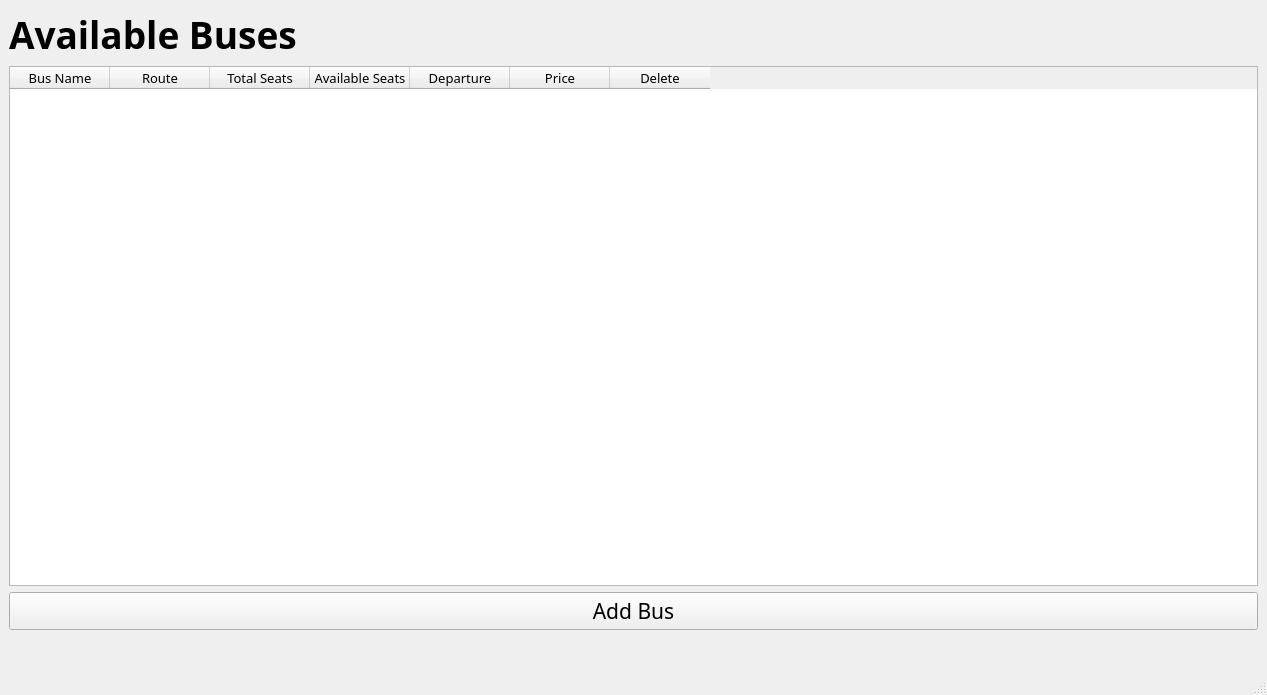
Old version of the form adminmainwindow.ui in the repository anshu-ho-la/buspass.
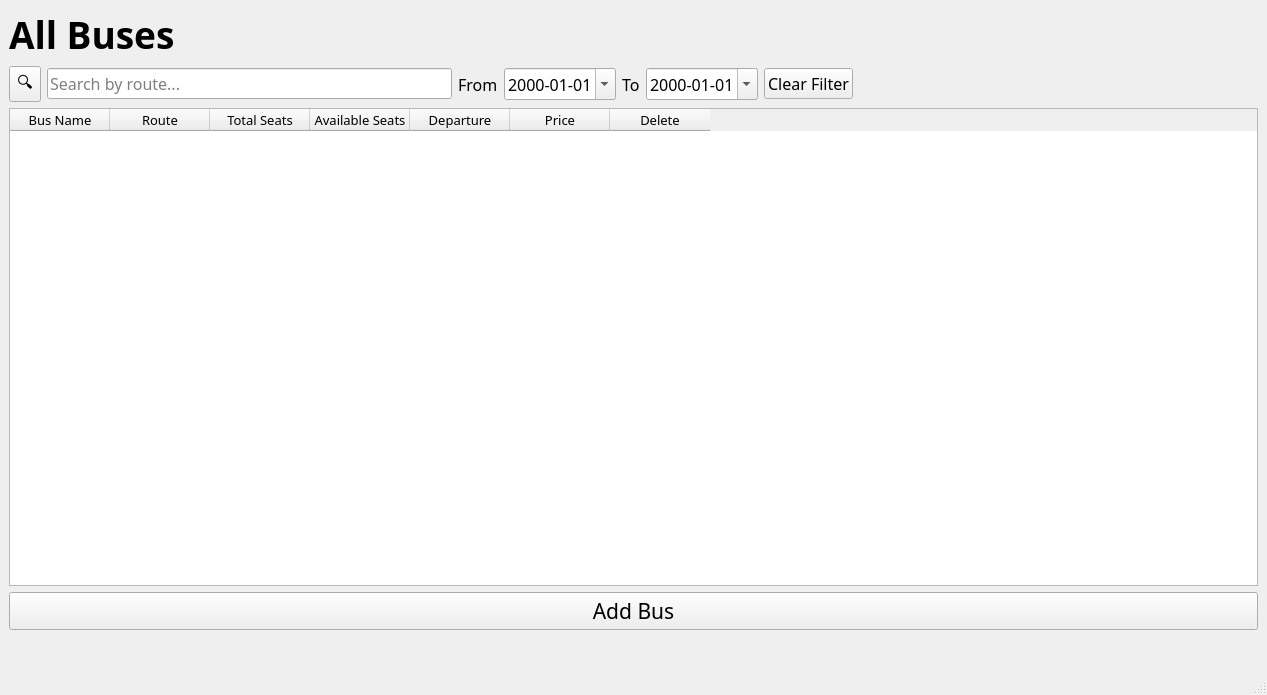
New version of the form.

```diff
--- a/adminmainwindow.ui
+++ b/adminmainwindow.ui
@@ -37,10 +37,91 @@
        </font>
       </property>
       <property name="text">
-       <string>Available Buses</string>
+       <string>All Buses</string>
       </property>
      </widget>
     </item>
+    <item>
+     <layout class="QHBoxLayout" name="searchRow">
+      <item>
+       <widget class="QToolButton" name="searchModeBtn">
+        <property name="toolTip">
+         <string>Choose what to search by</string>
+        </property>
+        <property name="text">
+         <string>🔍</string>
+        </property>
+        <property name="popupMode">
+         <enum>QToolButton::ToolButtonPopupMode::InstantPopup</enum>
+        </property>
+       </widget>
+      </item>
+      <item>
+       <widget class="QLineEdit" name="routeSearchBar">
+        <property name="visible">
+         <bool>false</bool>
+        </property>
+        <property name="placeholderText">
+         <string>Search by route...</string>
+        </property>
+       </widget>
+      </item>
+      <item>
+       <widget class="QLabel" name="fromLabel">
+        <property name="text">
+         <string>From</string>
+        </property>
+       </widget>
+      </item>
+      <item>
+       <widget class="QDateEdit" name="dateFromFilter">
+        <property name="displayFormat">
+         <string>yyyy-MM-dd</string>
+        </property>
+        <property name="calendarPopup">
+         <bool>true</bool>
+        </property>
+       </widget>
+      </item>
+      <item>
+       <widget class="QLabel" name="toLabel">
+        <property name="text">
+         <string>To</string>
+        </property>
+       </widget>
+      </item>
+      <item>
+       <widget class="QDateEdit" name="dateToFilter">
+        <property name="displayFormat">
+         <string>yyyy-MM-dd</string>
+        </property>
+        <property name="calendarPopup">
+         <bool>true</bool>
+        </property>
+       </widget>
+      </item>
+      <item>
+       <widget class="QPushButton" name="clearFilterBtn">
+        <property name="text">
+         <string>Clear Filter</string>
+        </property>
+       </widget>
+      </item>
+      <item>
+       <spacer name="searchRightSpacer">
+        <property name="orientation">
+         <enum>Qt::Orientation::Horizontal</enum>
+        </property>
+        <property name="sizeHint" stdset="0">
+         <size>
+          <width>40</width>
+          <height>20</height>
+         </size>
+        </property>
+       </spacer>
+      </item>
+     </layout>
+    </item>
     <item>
      <widget class="QTableWidget" name="tableWidget">
       <property name="font">
```
Left out of the diff: 2 changed lines with no effect on the pictures.
